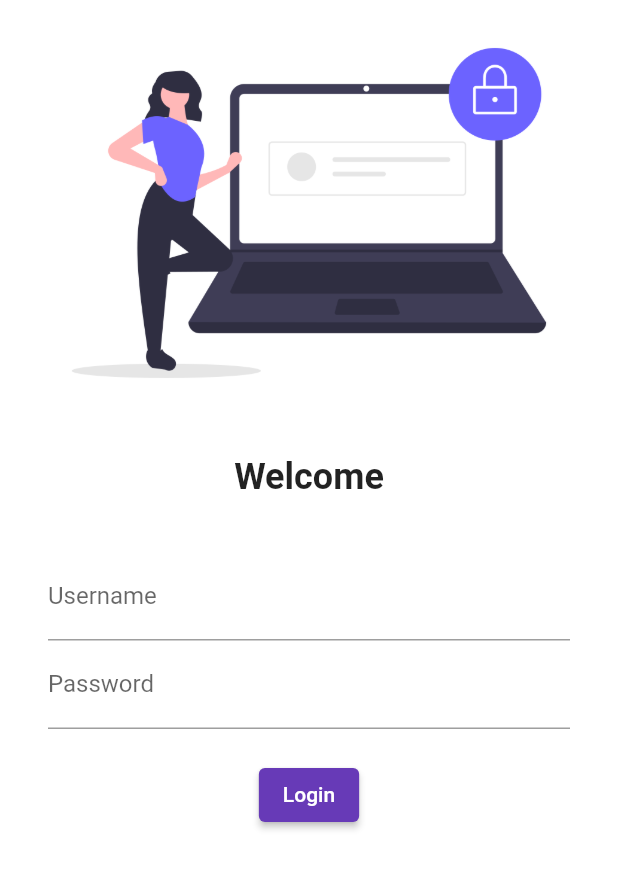
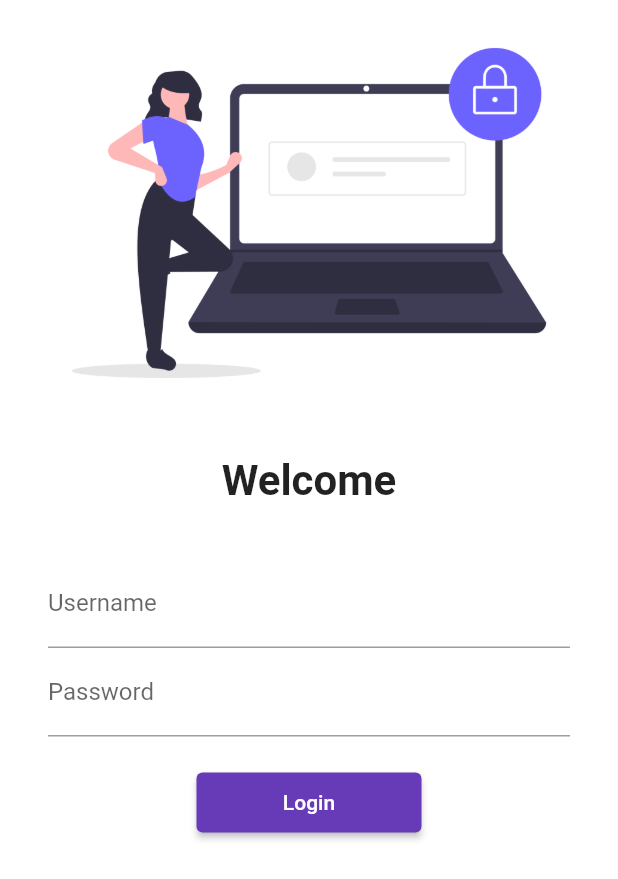
Before and after one commit to omkarbhalbar22/flutter_application_1, a Flutter app: the screen it shows after launch, on a phone screen of 412 x 824 dp. Shown: the top 879 px of the screen. Run offline on Flutter 3.47's test engine with Material 2 defaults, Android fonts, the phone set to English and light mode, and no system bars; our stand-ins replace google_fonts; Roboto replaces fonts that are missing (Farro).

Commit message:
day4 completed

```diff
--- a/lib/Pages/login_page.dart
+++ b/lib/Pages/login_page.dart
@@ -1,4 +1,5 @@
 import 'package:flutter/material.dart';
+import 'package:flutter_application_1/utiles/routes.dart';
 
 class LoginPage extends StatelessWidget {
   const LoginPage({super.key});
@@ -6,7 +7,8 @@ class LoginPage extends StatelessWidget {
   @override
   Widget build(BuildContext context) {
     return Material(
-      color: Colors.white,
+      color: const Color.fromRGBO(255, 255, 255, 1),
+      child: SingleChildScrollView(
         child: Column(
           children: [
             Image.asset(
@@ -19,7 +21,7 @@ class LoginPage extends StatelessWidget {
             Text(
               "Welcome",
               style: TextStyle(
-              fontSize: 24,
+                fontSize: 28,
                 fontWeight: FontWeight.bold,
               ),
             ),
@@ -49,9 +51,9 @@ class LoginPage extends StatelessWidget {
                   ),
                   ElevatedButton(
                     child: Text("Login"),
-                  style: TextButton.styleFrom(),
+                    style: TextButton.styleFrom(minimumSize: Size(150, 40)),
                     onPressed: () {
-                    print("Hello World");
+                      Navigator.pushNamed(context, MyRoutes.homeRoutes);
                     },
                   ),
                 ],
@@ -59,6 +61,7 @@ class LoginPage extends StatelessWidget {
             ),
           ],
         ),
+      ),
     );
   }
 }
--- a/lib/main.dart
+++ b/lib/main.dart
@@ -127,6 +127,7 @@ class _MyHomePageState extends State<MyHomePage> {
 import 'package:flutter/material.dart';
 import 'package:flutter_application_1/Pages/home_page.dart';
 import 'package:flutter_application_1/Pages/login_page.dart';
+import 'package:flutter_application_1/utiles/routes.dart';
 import 'package:google_fonts/google_fonts.dart';
 
 void main() {
@@ -146,6 +147,7 @@ class MyApp extends StatelessWidget {
         fontFamily: GoogleFonts.farro().fontFamily,
         //primaryTextTheme: GoogleFonts.lobsterTwoTextTheme(),
       ),
+      // debugShowCheckedModeBanner: false,
       // darkTheme: ThemeData(
       //   brightness: Brightness.dark,
       // ),
@@ -153,8 +155,8 @@ class MyApp extends StatelessWidget {
       //initialRoute:"/home",
       routes: {
         "/": (context) => LoginPage(),
-        "/home": (context) => HomePage(),
-        "/login": (context) => LoginPage(),
+        MyRoutes.homeRoutes: (context) => HomePage(),
+        MyRoutes.loginRoutes: (context) => LoginPage(),
       },
     );
   }
--- /dev/null
+++ b/lib/utiles/routes.dart
@@ -0,0 +1,4 @@
+class MyRoutes{
+  static String homeRoutes="/home";
+  static String loginRoutes="/login";
+}
```
Lines whose indentation alone changed are shown as unchanged.
